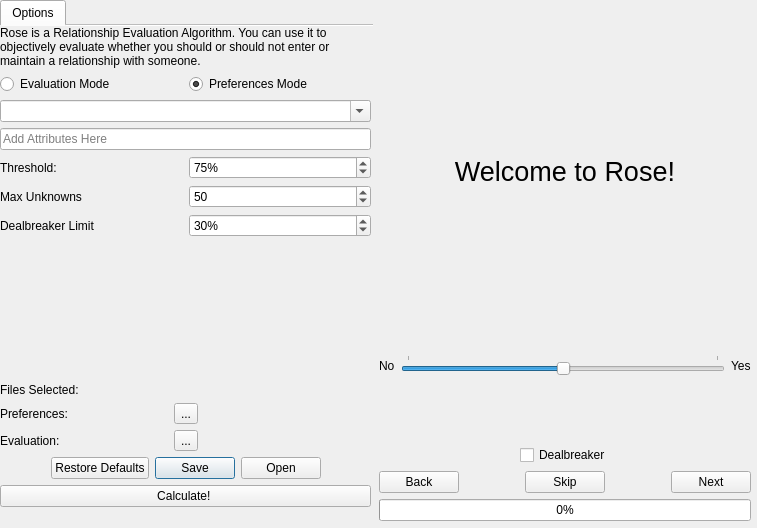
This is ui/form.ui in smartycope/Rose as Qt 5 draws it before an edit. The edited form follows.
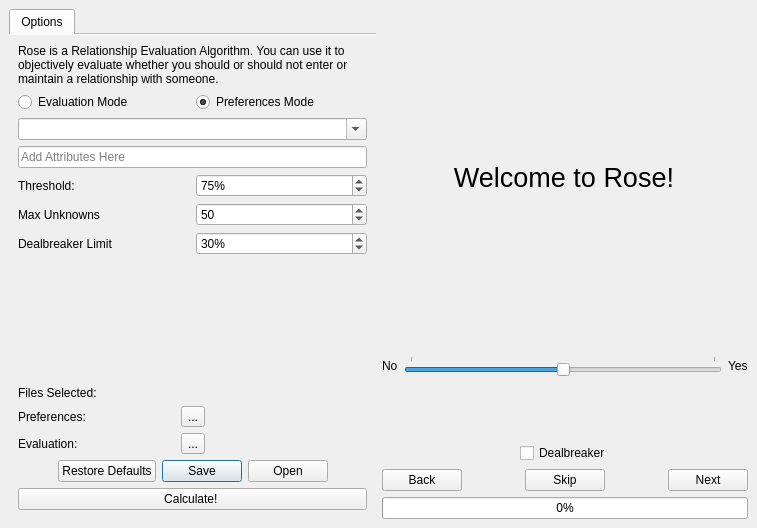
This is the edited form. Icons and pictures are not drawn.

Diff of the .ui file:
```diff
--- a/ui/form.ui
+++ b/ui/form.ui
@@ -15,19 +15,10 @@
   </property>
   <property name="windowIcon">
    <iconset>
-    <normaloff>roseIcon.png</normaloff>roseIcon.png</iconset>
+    <normaloff>../assets/roseIcon.png</normaloff>../assets/roseIcon.png</iconset>
   </property>
   <widget class="QWidget" name="centralwidget">
-   <widget class="QWidget" name="horizontalLayoutWidget_2">
-    <property name="geometry">
-     <rect>
-      <x>0</x>
-      <y>0</y>
-      <width>751</width>
-      <height>521</height>
-     </rect>
-    </property>
-    <layout class="QHBoxLayout" name="mainLayout">
+   <layout class="QHBoxLayout" name="horizontalLayout_10">
      <item>
       <widget class="QTabWidget" name="tabs">
        <property name="sizePolicy">
@@ -71,16 +62,7 @@
         <attribute name="title">
          <string>Options</string>
         </attribute>
-        <widget class="QWidget" name="verticalLayoutWidget_3">
-         <property name="geometry">
-          <rect>
-           <x>0</x>
-           <y>0</y>
-           <width>371</width>
-           <height>481</height>
-          </rect>
-         </property>
-         <layout class="QVBoxLayout" name="optionsLayout">
+       <layout class="QVBoxLayout" name="verticalLayout_3">
           <item>
            <widget class="QLabel" name="label_3">
             <property name="text">
@@ -248,8 +230,6 @@
            </spacer>
           </item>
           <item>
-           <layout class="QVBoxLayout" name="verticalLayout_2">
-            <item>
              <widget class="QLabel" name="label_7">
               <property name="text">
                <string>Files Selected:</string>
@@ -306,8 +286,6 @@
               </item>
              </layout>
             </item>
-           </layout>
-          </item>
           <item>
            <widget class="QDialogButtonBox" name="fileButtonBox">
             <property name="orientation">
@@ -331,7 +309,6 @@
          </layout>
         </widget>
        </widget>
-      </widget>
      </item>
      <item>
       <layout class="QVBoxLayout" name="rightGui">
@@ -356,6 +333,12 @@
        </item>
        <item>
         <widget class="QLabel" name="question">
+        <property name="maximumSize">
+         <size>
+          <width>364</width>
+          <height>16777215</height>
+         </size>
+        </property>
          <property name="font">
           <font>
            <pointsize>20</pointsize>
@@ -534,7 +517,6 @@
     </layout>
    </widget>
   </widget>
- </widget>
  <tabstops>
   <tabstop>responseSlider</tabstop>
   <tabstop>nextButton</tabstop>
```
Left out of the diff: 4 changed lines with no effect on the pictures. Lines whose indentation alone changed are shown as unchanged.
